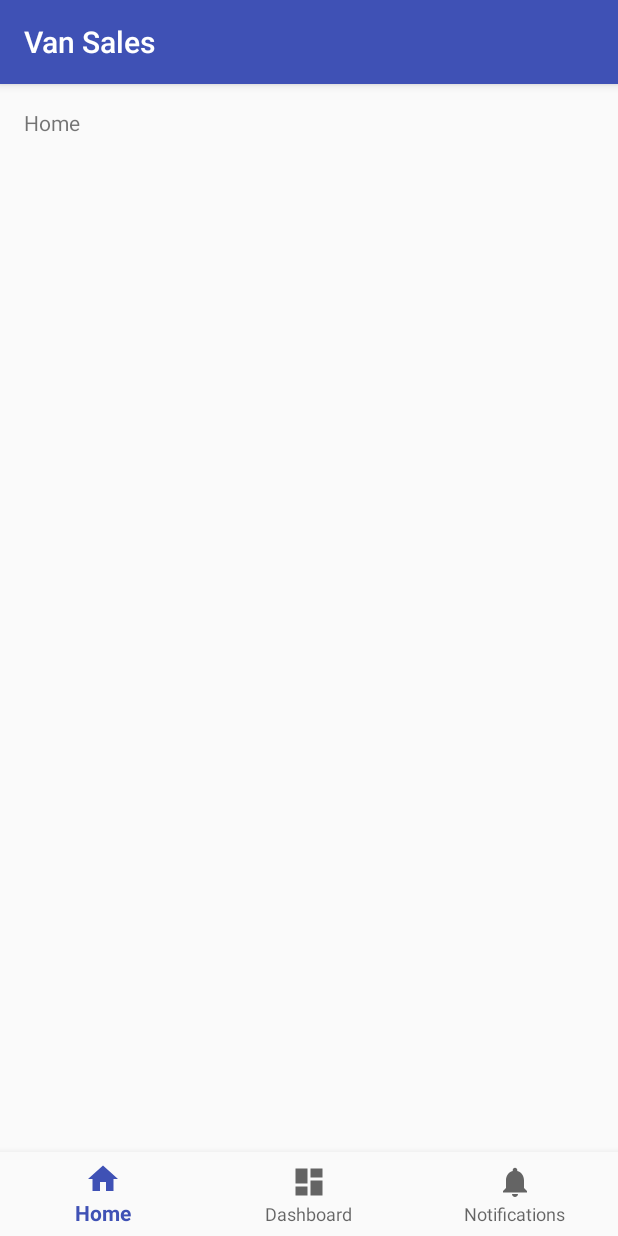
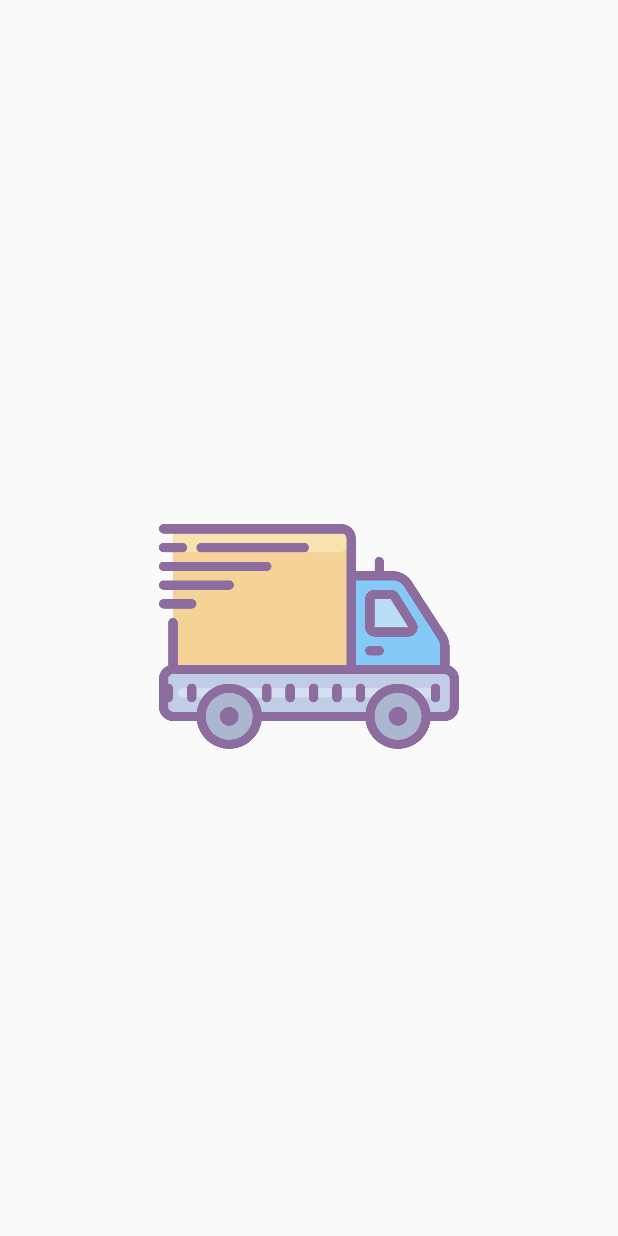
Before and after one commit to fahimalizain/android_van_sales, an Android app: the first screen one second after launch (MainActivity before the commit, SplashActivity after it), on a phone screen of 412 x 824 dp. Run offline under Robolectric (Android 15) with nearby library versions, the phone set to English and light mode, and no system bars.

Commit message:
Splash Screen

```diff
--- a/app/build.gradle
+++ b/app/build.gradle
@@ -9,7 +9,7 @@ android {
         versionCode 1
         versionName "1.0"
         testInstrumentationRunner "android.support.test.runner.AndroidJUnitRunner"
-        vectorDrawables.useSupportLibrary= true
+        vectorDrawables.useSupportLibrary = true
     }
     buildTypes {
         release {
--- a/app/src/main/AndroidManifest.xml
+++ b/app/src/main/AndroidManifest.xml
@@ -12,6 +12,11 @@
         <activity
             android:name=".MainActivity"
             android:label="@string/app_name">
+
+        </activity>
+        <activity android:name=".SplashActivity"
+            android:theme="@style/SplashTheme"
+            android:label="@string/app_name">
             <intent-filter>
                 <action android:name="android.intent.action.MAIN" />
 
--- /dev/null
+++ b/app/src/main/java/com/casualmill/vansales/SplashActivity.java
@@ -0,0 +1,24 @@
+package com.casualmill.vansales;
+
+import android.content.Intent;
+import android.os.Handler;
+import android.support.v7.app.AppCompatActivity;
+import android.os.Bundle;
+
+public class SplashActivity extends AppCompatActivity {
+
+    @Override
+    protected void onCreate(Bundle savedInstanceState) {
+        super.onCreate(savedInstanceState);
+        setContentView(R.layout.activity_splash);
+
+        new Handler().postDelayed(new Runnable() {
+            @Override
+            public void run() {
+                Intent activity_intent = new Intent(SplashActivity.this, MainActivity.class);
+                startActivity(activity_intent);
+                finish();
+            }
+        }, 1000);
+    }
+}
--- a/app/src/main/res/layout/activity_splash.xml
+++ b/app/src/main/res/layout/activity_splash.xml
@@ -6,4 +6,14 @@
     android:layout_height="match_parent"
     tools:context="com.casualmill.vansales.SplashActivity">
 
+    <ImageView
+        android:layout_width="match_parent"
+        android:layout_height="200dp"
+        app:layout_constraintBottom_toBottomOf="parent"
+        app:layout_constraintLeft_toLeftOf="parent"
+        app:layout_constraintRight_toRightOf="parent"
+        app:layout_constraintTop_toTopOf="parent"
+        app:srcCompat="@drawable/van_icon"
+        android:contentDescription="@string/app_name"/>
+
 </android.support.constraint.ConstraintLayout>
--- a/app/src/main/res/values/styles.xml
+++ b/app/src/main/res/values/styles.xml
@@ -8,4 +8,9 @@
         <item name="colorAccent">@color/colorAccent</item>
     </style>
 
+    <!-- Splash Screen Theme -->
+    <style name="SplashTheme" parent="Theme.AppCompat.Light.NoActionBar">
+        <item name="android:windowNoTitle">true</item>
+    </style>
+
 </resources>
```
Also changed, not shown: app/src/main/res/drawable-xxhdpi/van_icon.png (renamed from app/src/main/res/drawable/van_icon.png).
